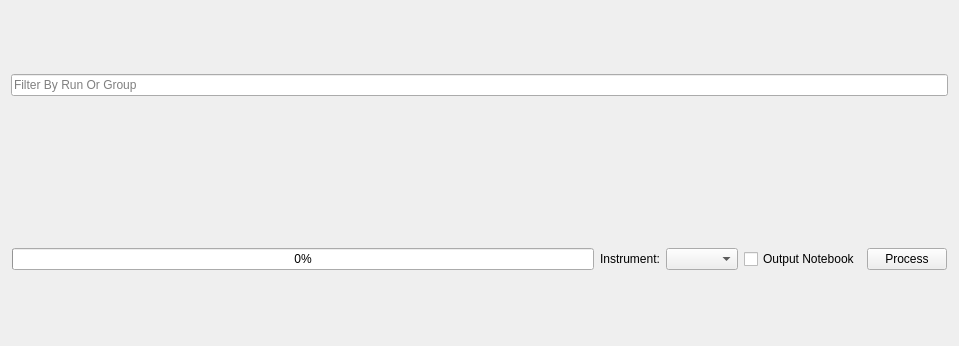
Qt form qt/scientific_interfaces/ISISReflectometry/GUI/RunsTable/RunsTableView.ui (mantidproject/mantid) before a commit.
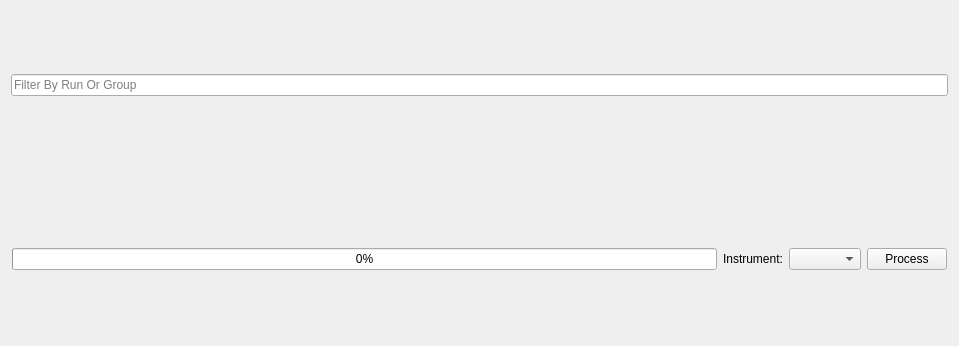
The same form after that commit.

Commit message:
Remove generate-notebook checkbox
This is not implemented yet and is not required in the initial version of the restructured GUI

Re #23027

What changed in the file:
```diff
--- a/qt/scientific_interfaces/ISISReflectometry/GUI/RunsTable/RunsTableView.ui
+++ b/qt/scientific_interfaces/ISISReflectometry/GUI/RunsTable/RunsTableView.ui
@@ -75,16 +75,6 @@
               </property>
             </widget>
           </item>
-          <item>
-            <widget class="QCheckBox" name="notebookCheckbox">
-              <property name="toolTip">
-                <string>Whether to generate a python notebook when performing a reduction</string>
-              </property>
-              <property name="text">
-                <string>Output Notebook</string>
-              </property>
-            </widget>
-          </item>
           <item>
             <widget class="QPushButton" name="processButton">
               <property name="toolTip">
```
The commit also changes 1 other file.
